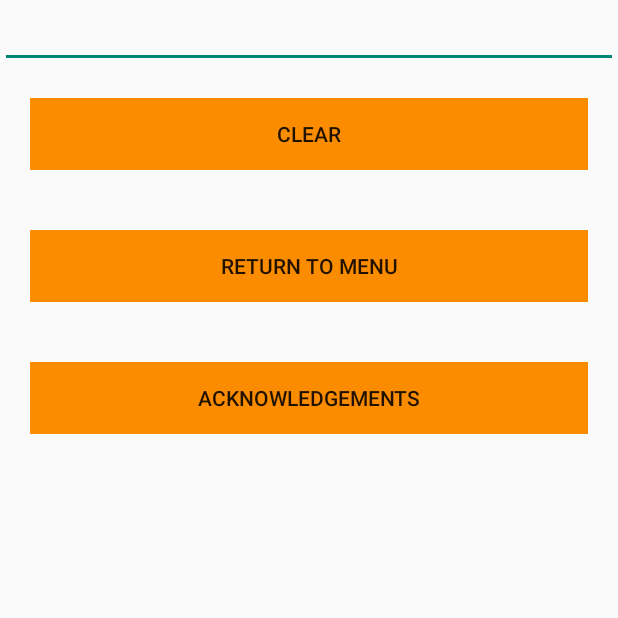
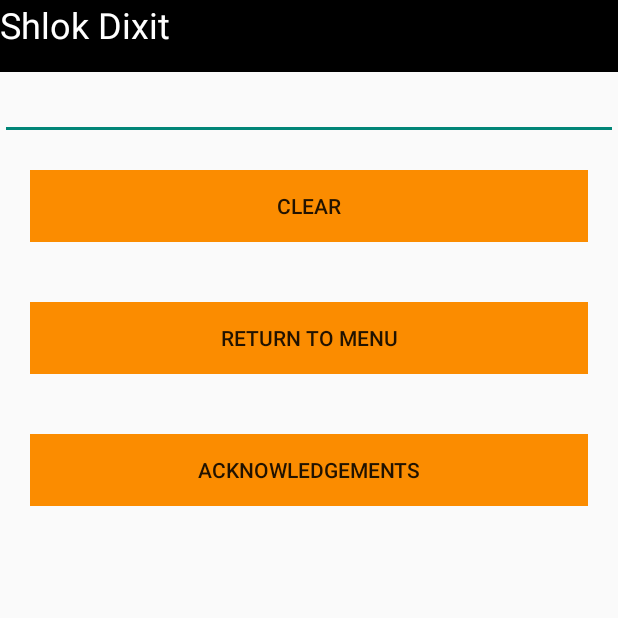
Before and after one commit to shlok-official/burpee_challenge_apk, an Android app: the TestDictionary screen opened directly, with no data from a screen before it, on a phone screen of 412 x 824 dp, the top half of it. Run offline under Robolectric (Android 15) with nearby library versions, the phone set to English and light mode, and no system bars.

Commit message:
Bug Fixes

```diff
--- a/ShlokDixit/app/build.gradle
+++ b/ShlokDixit/app/build.gradle
@@ -8,8 +8,8 @@ android {
         applicationId "edu.neu.madcourse.shlokdixit1"
         minSdkVersion 15
         targetSdkVersion 21
-        versionCode 12
-        versionName "11.0.1"
+        versionCode 14
+        versionName "11.0.4"
     }
     buildTypes {
         release {
--- a/ShlokDixit/app/src/main/java/edu/neu/madcourse/shlokdixit1/Dictionary/TestDictionary.java
+++ b/ShlokDixit/app/src/main/java/edu/neu/madcourse/shlokdixit1/Dictionary/TestDictionary.java
@@ -13,6 +13,7 @@ import android.widget.Button;
 import android.widget.EditText;
 
 import java.io.BufferedReader;
+import java.io.IOException;
 import java.io.InputStream;
 import java.io.InputStreamReader;
 import java.util.ArrayList;
@@ -27,8 +28,28 @@ import edu.neu.madcourse.shlokdixit1.R;
 public class TestDictionary extends ListActivity {
 
 
-    ArrayList<String> l1, l2,l02, l3, l4, l5, l6, l7, l8, l9, l10,l101, l11, l12, l13, l14;
-    ArrayList<String> word_sugg = new ArrayList<>();
+    String data;
+    InputStream ins;
+    BufferedReader reader;
+
+
+    ArrayList<String> l1;
+    ArrayList<String> l2;
+    ArrayList<String> l02;
+    ArrayList<String> l3;
+    ArrayList<String>l4;
+    ArrayList<String>l5;
+    ArrayList<String>l6;
+    ArrayList<String>l7;
+    ArrayList<String>l8;
+    ArrayList<String>l9;
+    ArrayList<String>l10;
+    ArrayList<String>l101;
+    ArrayList<String>l11;
+    ArrayList<String>l12;
+    ArrayList<String>l13;
+    ArrayList<String>l14;
+    ArrayList<String> word_sugg ;
     ArrayAdapter<String> adapter;
     ToneGenerator tg;
 
@@ -36,6 +57,7 @@ public class TestDictionary extends ListActivity {
     protected void onCreate(Bundle savedInstanceState) {
         super.onCreate(savedInstanceState);
         setContentView(R.layout.dictionary);
+        setTitle("Shlok Dixit");
         Intent intent = getIntent();
 
         Button btn = (Button) findViewById(R.id.clear);
@@ -43,9 +65,31 @@ public class TestDictionary extends ListActivity {
             public void onClick(View v) {
                 EditText et = (EditText) findViewById(R.id.search_content);
                 et.setText("");
+                word_sugg.clear();
+                adapter.notifyDataSetChanged();
+
             }
         });
-        tg = new ToneGenerator(AudioManager.STREAM_NOTIFICATION, 100);
+
+
+
+        this.l1 = new ArrayList<String>();
+        this.l2 = new ArrayList<String>();
+        this.l02 = new ArrayList<String>();
+        this.l3 = new ArrayList<String>();
+        this.l4 = new ArrayList<String>();
+        this.l5 = new ArrayList<String>();
+        this.l6 = new ArrayList<String>();
+        this.l7 = new ArrayList<String>();
+        this.l8 = new ArrayList<String>();
+        this.l9 = new ArrayList<String>();
+        this.l10 = new ArrayList<String>();
+        this.l101 = new ArrayList<String>();
+        this.l11 = new ArrayList<String>();
+        this.l12 = new ArrayList<String>();
+        this.l13 = new ArrayList<String>();
+        this.l14 = new ArrayList<String>();
+
 
 
         Button rtm = (Button) findViewById(R.id.return_to_menu);
@@ -56,12 +100,13 @@ public class TestDictionary extends ListActivity {
                 finish();
             }
         });
-
+        word_sugg = new ArrayList<String>();
         adapter = new ArrayAdapter<String>(this, android.R.layout.simple_dropdown_item_1line, word_sugg);
         setListAdapter(adapter);
 
+        //this.loadData();
+        tg = new ToneGenerator(AudioManager.STREAM_NOTIFICATION, 100);
 
-        this.loadData();
 
 
         final EditText listview_search = (EditText) findViewById(R.id.search_content);
@@ -84,21 +129,52 @@ public class TestDictionary extends ListActivity {
                     if (s.length() > 2) {
                         if (firstchar == 'A' || firstchar == 'a') {
 
+                            ins = getResources().openRawResource(R.raw.a_list);
+                            reader = new BufferedReader(new InputStreamReader(ins));
+                            try {
+                                while ((data = reader.readLine()) != null) {
+                                    l1.add(data);
+
+
+                                }
+                            }catch (IOException e)
+                            {e.printStackTrace();}
+
                             if (Collections.binarySearch(l1, key) >= 0) {
                                 word_sugg.add(key);
                                 adapter.notifyDataSetChanged();
 
                                 tg.startTone(ToneGenerator.TONE_PROP_BEEP);
                             }
+
+
                         } else if (firstchar == 'B' || firstchar == 'b' ) {
+                            ins = getResources().openRawResource(R.raw.b_list);
+                            reader = new BufferedReader(new InputStreamReader(ins));
+                            try {
+                                while ((data = reader.readLine()) != null) {
+                                    l2.add(data);
 
+
+                                }
+                            }catch (IOException e)
+                            {e.printStackTrace();}
                             if (Collections.binarySearch(l2, key) >= 0) {
                                 word_sugg.add(key);
                                 adapter.notifyDataSetChanged();
                                 tg.startTone(ToneGenerator.TONE_PROP_BEEP);
                             }
                         } else if (firstchar == 'C' || firstchar == 'c') {
+                            ins = getResources().openRawResource(R.raw.c_list);
+                            reader = new BufferedReader(new InputStreamReader(ins));
+                            try {
+                                while ((data = reader.readLine()) != null) {
+                                    l02.add(data);
 
+
+                                }
+                            }catch (IOException e)
+                            {e.printStackTrace();}
                             if (Collections.binarySearch(l02, key) >= 0) {
                                 word_sugg.add(key);
                                 adapter.notifyDataSetChanged();
@@ -106,42 +182,96 @@ public class TestDictionary extends ListActivity {
                             }
 
                         } else if (firstchar == 'D' || firstchar == 'd' || firstchar == 'E' || firstchar == 'e') {
+                            ins = getResources().openRawResource(R.raw.d_e_list);
+                            reader = new BufferedReader(new InputStreamReader(ins));
+                            try {
+                                while ((data = reader.readLine()) != null) {
+                                    l3.add(data);
 
+
+                                }
+                            }catch (IOException e)
+                            {e.printStackTrace();}
                             if (Collections.binarySearch(l3, key) >= 0) {
                                 word_sugg.add(key);
                                 adapter.notifyDataSetChanged();
                                 tg.startTone(ToneGenerator.TONE_PROP_BEEP);
                             }
                         } else if (firstchar == 'F' || firstchar == 'f' || firstchar == 'G' || firstchar == 'g') {
+                            ins = getResources().openRawResource(R.raw.f_g_list);
+                            reader = new BufferedReader(new InputStreamReader(ins));
+                            try {
+                                while ((data = reader.readLine()) != null) {
+                                    l4.add(data);
 
+
+                                }
+                            }catch (IOException e)
+                            {e.printStackTrace();}
                             if (Collections.binarySearch(l4, key) >= 0) {
                                 word_sugg.add(key);
                                 adapter.notifyDataSetChanged();
                                 tg.startTone(ToneGenerator.TONE_PROP_BEEP);
                             }
                         } else if (firstchar == 'H' || firstchar == 'h' || firstchar == 'I' || firstchar == 'i') {
+                            ins = getResources().openRawResource(R.raw.h_i_list);
+                            reader = new BufferedReader(new InputStreamReader(ins));
+                            try {
+                                while ((data = reader.readLine()) != null) {
+                                    l5.add(data);
 
+
+                                }
+                            }catch (IOException e)
+                            {e.printStackTrace();}
                             if (Collections.binarySearch(l5, key) >= 0) {
                                 word_sugg.add(key);
                                 adapter.notifyDataSetChanged();
                                 tg.startTone(ToneGenerator.TONE_PROP_BEEP);
                             }
                         } else if (firstchar == 'J' || firstchar == 'j' || firstchar == 'K' || firstchar == 'k') {
+                            ins = getResources().openRawResource(R.raw.j_k_list);
+                            reader = new BufferedReader(new InputStreamReader(ins));
+                            try {
+                                while ((data = reader.readLine()) != null) {
+                                    l6.add(data);
 
+
+                                }
+                            }catch (IOException e)
+                            {e.printStackTrace();}
                             if (Collections.binarySearch(l6, key) >= 0) {
                                 word_sugg.add(key);
                                 adapter.notifyDataSetChanged();
                                 tg.startTone(ToneGenerator.TONE_PROP_BEEP);
                             }
                         } else if (firstchar == 'L' || firstchar == 'l' || firstchar == 'M' || firstchar == 'm') {
+                            ins = getResources().openRawResource(R.raw.l_m_list);
+                            reader = new BufferedReader(new InputStreamReader(ins));
+                            try {
+                                while ((data = reader.readLine()) != null) {
+                                    l7.add(data);
 
+
+                                }
+                            }catch (IOException e)
+                            {e.printStackTrace();}
                             if (Collections.binarySearch(l7, key) >= 0) {
                                 word_sugg.add(key);
                                 adapter.notifyDataSetChanged();
                                 tg.startTone(ToneGenerator.TONE_PROP_BEEP);
                             }
                         } else if (firstchar == 'N' || firstchar == 'n' || firstchar == 'O' || firstchar == 'o') {
+                            ins = getResources().openRawResource(R.raw.n_o_list);
+                            reader = new BufferedReader(new InputStreamReader(ins));
+                            try {
+                                while ((data = reader.readLine()) != null) {
+                                    l8.add(data);
 
+
+                                }
+                            }catch (IOException e)
+                            {e.printStackTrace();}
                             if (Collections.binarySearch(l8, key) >= 0) {
                                 word_sugg.add(key);
                                 adapter.notifyDataSetChanged();
@@ -149,49 +279,112 @@ public class TestDictionary extends ListActivity {
                                 beep.startTone(ToneGenerator.TONE_PROP_BEEP);
                             }
                         } else if (firstchar == 'P' || firstchar == 'p' || firstchar == 'Q' || firstchar == 'q') {
+                            ins = getResources().openRawResource(R.raw.p_q_list);
+                            reader = new BufferedReader(new InputStreamReader(ins));
+                            try {
+                                while ((data = reader.readLine()) != null) {
+                                    l9.add(data);
 
+
+                                }
+                            }catch (IOException e)
+                            {e.printStackTrace();}
                             if (Collections.binarySearch(l9, key) >= 0) {
                                 word_sugg.add(key);
                                 adapter.notifyDataSetChanged();
                                 tg.startTone(ToneGenerator.TONE_PROP_BEEP);
                             }
                         } else if (firstchar == 'R' || firstchar == 'r' ) {
+                            ins = getResources().openRawResource(R.raw.r_list);
+                            reader = new BufferedReader(new InputStreamReader(ins));
+                            try {
+                                while ((data = reader.readLine()) != null) {
+                                    l10.add(data);
 
+
+                                }
+                            }catch (IOException e)
+                            {e.printStackTrace();}
                             if (Collections.binarySearch(l10, key) >= 0) {
                                 word_sugg.add(key);
                                 adapter.notifyDataSetChanged();
                                 tg.startTone(ToneGenerator.TONE_PROP_BEEP);
                             }
                         } else if (firstchar == 'S' || firstchar == 's') {
+                            ins = getResources().openRawResource(R.raw.s_list);
+                            reader = new BufferedReader(new InputStreamReader(ins));
+                            try {
+                                while ((data = reader.readLine()) != null) {
+                                    l101.add(data);
 
+
+                                }
+                            }catch (IOException e)
+                            {e.printStackTrace();}
                             if (Collections.binarySearch(l101, key) >= 0) {
                                 word_sugg.add(key);
                                 adapter.notifyDataSetChanged();
                                 tg.startTone(ToneGenerator.TONE_PROP_BEEP);
                             }
                         } else if (firstchar == 'T' || firstchar == 't') {
+                            ins = getResources().openRawResource(R.raw.t_list);
+                            reader = new BufferedReader(new InputStreamReader(ins));
+                            try {
+                                while ((data = reader.readLine()) != null) {
+                                    l11.add(data);
 
+
+                                }
+                            }catch (IOException e)
+                            {e.printStackTrace();}
                             if (Collections.binarySearch(l11, key) >= 0) {
                                 word_sugg.add(key);
                                 adapter.notifyDataSetChanged();
                                 tg.startTone(ToneGenerator.TONE_PROP_BEEP);
                             }
                         } else if (firstchar == 'U' || firstchar == 'u') {
+                            ins = getResources().openRawResource(R.raw.u_list);
+                            reader = new BufferedReader(new InputStreamReader(ins));
+                            try {
+                                while ((data = reader.readLine()) != null) {
+                                    l12.add(data);
 
+
+                                }
+                            }catch (IOException e)
+                            {e.printStackTrace();}
                             if (Collections.binarySearch(l12, key) >= 0) {
                                 word_sugg.add(key);
                                 adapter.notifyDataSetChanged();
                                 tg.startTone(ToneGenerator.TONE_PROP_BEEP);
                             }
                         } else if (firstchar == 'V' || firstchar == 'v' || firstchar == 'W' || firstchar == 'w') {
+                            ins = getResources().openRawResource(R.raw.v_w_list);
+                            reader = new BufferedReader(new InputStreamReader(ins));
+                            try {
+                                while ((data = reader.readLine()) != null) {
+                                    l3.add(data);
 
+
+                                }
+                            }catch (IOException e)
+                            {e.printStackTrace();}
                             if (Collections.binarySearch(l13, key) >= 0) {
                                 word_sugg.add(key);
                                 adapter.notifyDataSetChanged();
                                 tg.startTone(ToneGenerator.TONE_PROP_BEEP);
                             }
                         } else if (firstchar == 'X' || firstchar == 'x' || firstchar == 'Y' || firstchar == 'y' || firstchar == 'Z' || firstchar == 'z') {
+                            ins = getResources().openRawResource(R.raw.x_y_z_list);
+                            reader = new BufferedReader(new InputStreamReader(ins));
+                            try {
+                                while ((data = reader.readLine()) != null) {
+                                    l14.add(data);
 
+
+                                }
+                            }catch (IOException e)
+                            {e.printStackTrace();}
                             if (Collections.binarySearch(l14, key) >= 0) {
                                 word_sugg.add(key);
                                 adapter.notifyDataSetChanged();
@@ -213,124 +406,6 @@ public class TestDictionary extends ListActivity {
     }
 
 
-    public void loadData() {
-        try {
-
-            String data;
-            InputStream ins;
-            BufferedReader reader;
-            this.l1 = new ArrayList<String>();
-            this.l2 = new ArrayList<String>();
-            this.l02 = new ArrayList<String>();
-            this.l3 = new ArrayList<String>();
-            this.l4 = new ArrayList<String>();
-            this.l5 = new ArrayList<String>();
-            this.l6 = new ArrayList<String>();
-            this.l7 = new ArrayList<String>();
-            this.l8 = new ArrayList<String>();
-            this.l9 = new ArrayList<String>();
-            this.l10 = new ArrayList<String>();
-            this.l101 = new ArrayList<String>();
-            this.l11 = new ArrayList<String>();
-            this.l12 = new ArrayList<String>();
-            this.l13 = new ArrayList<String>();
-            this.l14 = new ArrayList<String>();
-
-            ins = getResources().openRawResource(R.raw.a_list);
-            reader = new BufferedReader(new InputStreamReader(ins));
-            while ((data = reader.readLine()) != null) {
-                l1.add(data);
-
-
-            }
-            ins = getResources().openRawResource(R.raw.b_list);
-            reader = new BufferedReader(new InputStreamReader(ins));
-            while ((data = reader.readLine()) != null) {
-                l2.add(data);
-            }
-            ins = getResources().openRawResource(R.raw.c_list);
-            reader = new BufferedReader(new InputStreamReader(ins));
-            while ((data = reader.readLine()) != null) {
-                l02.add(data);
-            }
-            ins = getResources().openRawResource(R.raw.d_e_list);
-            reader = new BufferedReader(new InputStreamReader(ins));
-            while ((data = reader.readLine()) != null) {
-                l3.add(data);
-            }
-            ins = getResources().openRawResource(R.raw.f_g_list);
-            reader = new BufferedReader(new InputStreamReader(ins));
-            while ((data = reader.readLine()) != null) {
-                l4.add(data);
-            }
-            ins = getResources().openRawResource(R.raw.h_i_list);
-            reader = new BufferedReader(new InputStreamReader(ins));
-            while ((data = reader.readLine()) != null) {
-                l5.add(data);
-            }
-            ins = getResources().openRawResource(R.raw.h_i_list);
-            reader = new BufferedReader(new InputStreamReader(ins));
-            while ((data = reader.readLine()) != null) {
-                l6.add(data);
-            }
-            ins = getResources().openRawResource(R.raw.l_m_list);
-            reader = new BufferedReader(new InputStreamReader(ins));
-            while ((data = reader.readLine()) != null) {
-                l7.add(data);
-            }
-            ins = getResources().openRawResource(R.raw.n_o_list);
-            reader = new BufferedReader(new InputStreamReader(ins));
-            while ((data = reader.readLine()) != null) {
-                l8.add(data);
-            }
-            ins = getResources().openRawResource(R.raw.p_q_list);
-            reader = new BufferedReader(new InputStreamReader(ins));
-            while ((data = reader.readLine()) != null) {
-                l9.add(data);
-            }
-            ins = getResources().openRawResource(R.raw.r_list);
-            reader = new BufferedReader(new InputStreamReader(ins));
-            while ((data = reader.readLine()) != null) {
-                l10.add(data);
-            }
-            ins = getResources().openRawResource(R.raw.s_list);
-            reader = new BufferedReader(new InputStreamReader(ins));
-            while ((data = reader.readLine()) != null) {
-                l101.add(data);
-            }
-            ins = getResources().openRawResource(R.raw.t_list);
-            reader = new BufferedReader(new InputStreamReader(ins));
-            while ((data = reader.readLine()) != null) {
-                l11.add(data);
-            }
-            ins = getResources().openRawResource(R.raw.u_list);
-            reader = new BufferedReader(new InputStreamReader(ins));
-            while ((data = reader.readLine()) != null) {
-                l12.add(data);
-            }
-            ins = getResources().openRawResource(R.raw.u_list);
-            reader = new BufferedReader(new InputStreamReader(ins));
-            while ((data = reader.readLine()) != null) {
-                l3.add(data);
-            }
-            ins = getResources().openRawResource(R.raw.v_w_list);
-            reader = new BufferedReader(new InputStreamReader(ins));
-            while ((data = reader.readLine()) != null) {
-                l14.add(data);
-            }
-            ins = getResources().openRawResource(R.raw.x_y_z_list);
-            reader = new BufferedReader(new InputStreamReader(ins));
-            while ((data = reader.readLine()) != null) {
-                l14.add(data);
-
-            }
-
-
-        } catch (Exception e) {
-            e.printStackTrace();
-        }
-    }
-
     public void acknowledgements(View view) {
 
         Intent intent = new Intent(this, dictionary_credits.class);
--- a/ShlokDixit/app/src/main/java/edu/neu/madcourse/shlokdixit1/Dictionary/dictionary_credits.java
+++ b/ShlokDixit/app/src/main/java/edu/neu/madcourse/shlokdixit1/Dictionary/dictionary_credits.java
@@ -11,7 +11,7 @@ public class dictionary_credits extends Activity {
     protected void onCreate(Bundle savedInstanceState) {
         super.onCreate(savedInstanceState);
         setContentView(R.layout.activity_dictionary_credits);
-
+        setTitle("Shlok Dixit");
 
     }
 
--- a/ShlokDixit/app/src/main/res/layout/dictionary.xml
+++ b/ShlokDixit/app/src/main/res/layout/dictionary.xml
@@ -1,4 +1,14 @@
 <?xml version="1.0" encoding="utf-8"?>
+
+
+
+<ScrollView xmlns:android="http://schemas.android.com/apk/res/android"
+    android:id="@+id/ScrollView01"
+    android:layout_width="match_parent"
+    android:layout_height="match_parent"
+    android:fillViewport="true"
+    android:scrollbars="none" >
+
 <RelativeLayout xmlns:android="http://schemas.android.com/apk/res/android"
     android:layout_width="match_parent" android:layout_height="match_parent">
 
@@ -6,7 +16,8 @@
     <EditText
     android:layout_width="match_parent"
     android:layout_height="wrap_content"
-    android:id="@+id/search_content"/>
+    android:id="@+id/search_content"
+        android:layout_below="@+id/Title_bar" />
 
 
     <Button
@@ -54,7 +65,16 @@
         android:layout_width="match_parent"
         android:layout_height="wrap_content"
         />
+    <TextView
+        android:id="@+id/Title_bar"
+        android:layout_width="match_parent"
+        android:layout_height="48sp"
+        android:text="Shlok Dixit"
+        android:textColor="#FFFFFF"
+        android:textSize="24sp"
+        android:background="#000000"
 
+        />
+</RelativeLayout>
 
-
-</RelativeLayout>
+</ScrollView>
```
Also changed, not shown: ShlokDixit/app/src/main/res/layout/activity_dictionary_credits.xml (+22 -3 lines), ShlokDixit/app/src/main/res/layout/layout_first.xml (+8 -0 lines).
